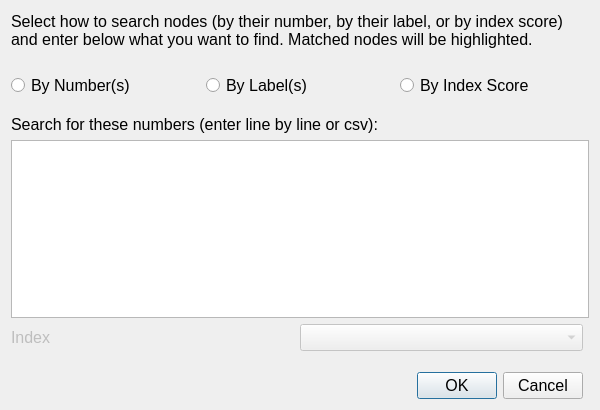
The window that src/forms/dialognodefind.ui (socnetv/app) describes before a commit, drawn with Qt 5.
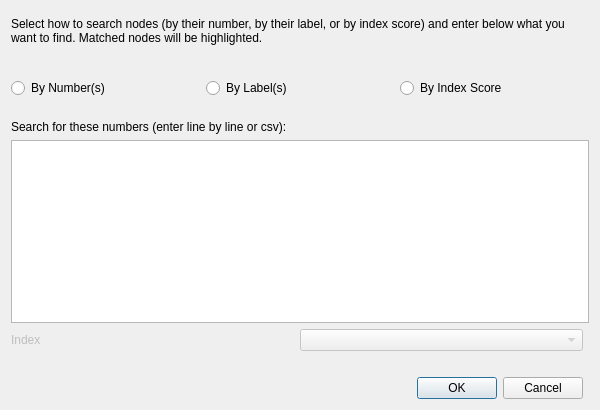
The same window after the commit.

Commit message: fixed pointsizes in macos

Patch:
```diff
--- a/src/forms/dialognodefind.ui
+++ b/src/forms/dialognodefind.ui
@@ -22,11 +22,6 @@
     <height>600</height>
    </size>
   </property>
-  <property name="font">
-   <font>
-    <pointsize>12</pointsize>
-   </font>
-  </property>
   <property name="windowTitle">
    <string>Find nodes (and select them)</string>
   </property>
@@ -47,7 +42,7 @@
      </property>
      <property name="font">
       <font>
-       <pointsize>12</pointsize>
+       <pointsize>13</pointsize>
        <italic>false</italic>
       </font>
      </property>
```
The commit also changes 15 other files.
